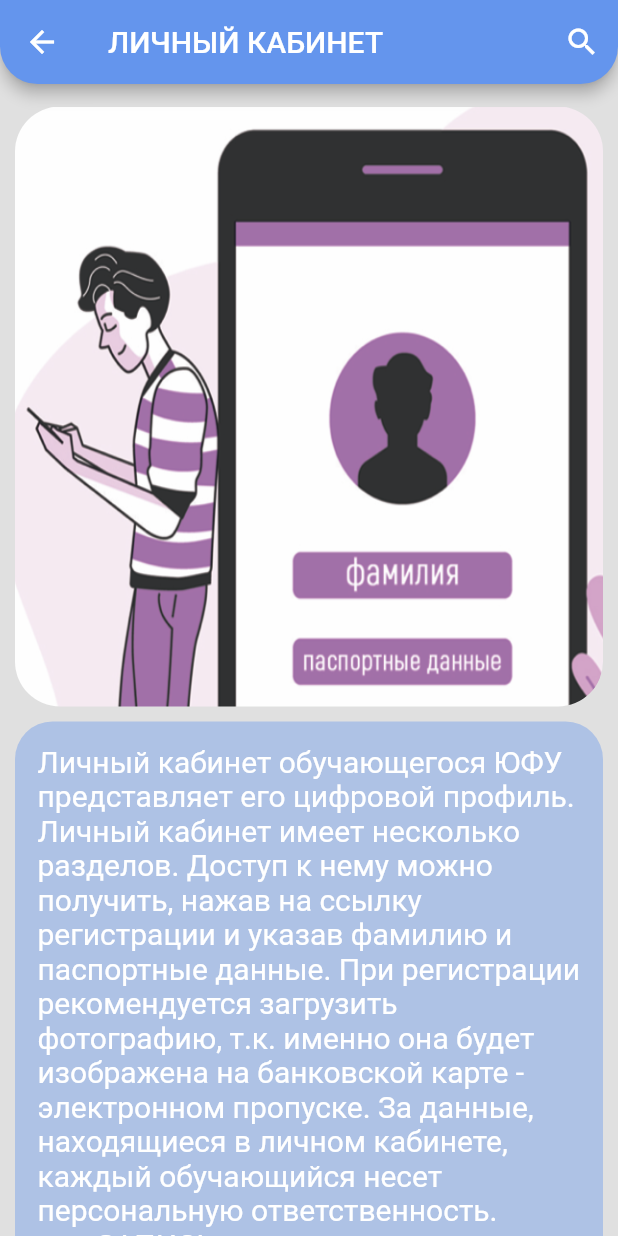
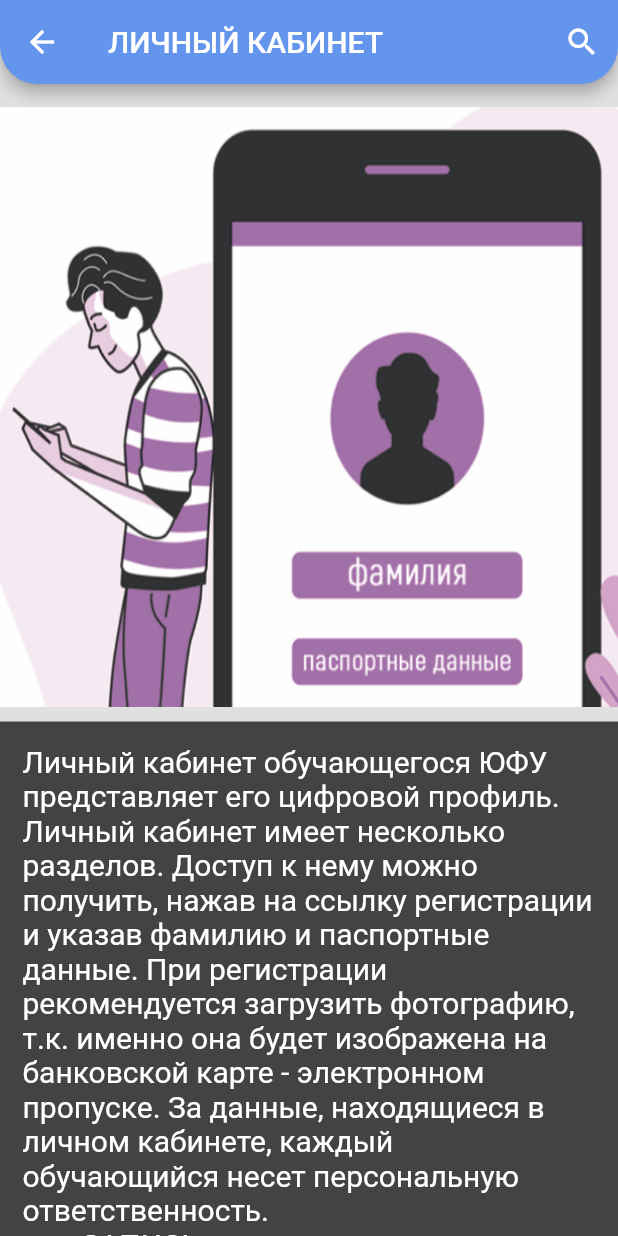
Before and after one commit to AndreyKondakovGW/Project-Sbornik-Pervokursnika-, a Flutter app: the ArticlePageWidget screen opened by its route, on a phone screen of 412 x 824 dp. Run offline on Flutter 3.47's test engine with Material 2 defaults, Android fonts, the phone set to English and light mode, and no system bars; our stand-ins replace bloc, expandable, flutter_bloc, flutter_snake_navigationbar.

```diff
--- /dev/null
+++ b/lib/presentation/HeroPage.dart
@@ -0,0 +1,4 @@
+import 'package:flutter/material.dart';
+import 'package:flutter/rendering.dart';
+import '../domain/modle/post.dart';
+import 'postswidget.dart';
--- a/lib/presentation/pages/ArticlePageWidget.dart
+++ b/lib/presentation/pages/ArticlePageWidget.dart
@@ -21,30 +21,30 @@
             mainAxisSize: MainAxisSize.max,
             children: <Widget>[
               Container(
-                margin:
-                    EdgeInsets.only(top: 15, left: 10, right: 10, bottom: 0),
+                margin: EdgeInsets.only(top: 15, bottom: 0),
                 height: 400,
                 decoration: BoxDecoration(
                   image: DecorationImage(
                     image: Image.asset(article.image1).image,
                     fit: BoxFit.fill,
                   ),
-                    borderRadius: BorderRadius.all(Radius.circular(30))),
+                  //borderRadius: BorderRadius.all(Radius.circular(30))
+                ),
               ),
               Container(
                 decoration: BoxDecoration(
-                    borderRadius: BorderRadius.all(Radius.circular(25))),
+                    //borderRadius: BorderRadius.all(Radius.circular(25))
+                    ),
                 child: Align(
                     alignment: Alignment.center,
                     child: Container(
                       decoration: BoxDecoration(
-                        color:
-                            Color.fromRGBO(100, 149, 237, 20).withOpacity(0.4),
-                        borderRadius: BorderRadius.all(
-                          Radius.circular(25.0),
+                        color: Color.fromRGBO(50, 50, 51, 20).withOpacity(0.9),
+                        //borderRadius: BorderRadius.all(
+                        //  Radius.circular(25.0),
+                        // ),
                       ),
-                      ),
-                      margin: EdgeInsets.all(10),
+                      margin: EdgeInsets.only(top: 10, bottom: 10),
                       padding: EdgeInsets.all(15),
                       child: Text(article.text,
                           textAlign: TextAlign.left,
@@ -55,15 +55,15 @@
                     )),
               ),
               Container(
-                margin:
-                    EdgeInsets.only(top: 0, left: 10, right: 10, bottom: 15),
+                margin: EdgeInsets.only(top: 0, bottom: 15),
                 height: 400,
                 decoration: BoxDecoration(
                   image: DecorationImage(
                     image: Image.asset(article.image2).image,
                     fit: BoxFit.fill,
                   ),
-                    borderRadius: BorderRadius.all(Radius.circular(30))),
+                  //borderRadius: BorderRadius.all(Radius.circular(30))
+                ),
               ),
             ],
           ),
--- a/pubspec.yaml
+++ b/pubspec.yaml
@@ -33,6 +33,7 @@
   flutter_snake_navigationbar: ^0.4.1+3
   bottom_personalized_dot_bar: ^1.0.2
   expandable: ^4.1.4
+  carousel_slider: ^3.0.0
 
   # The following adds the Cupertino Icons font to your application.
   # Use with the CupertinoIcons class for iOS style icons.
```
Also changed, not shown: lib/data/api/service/Lenta_service.dart (+25 -26 lines), lib/presentation/postswidget.dart (+64 -18 lines), pubspec.lock. Lines whose indentation alone changed are shown as unchanged.
